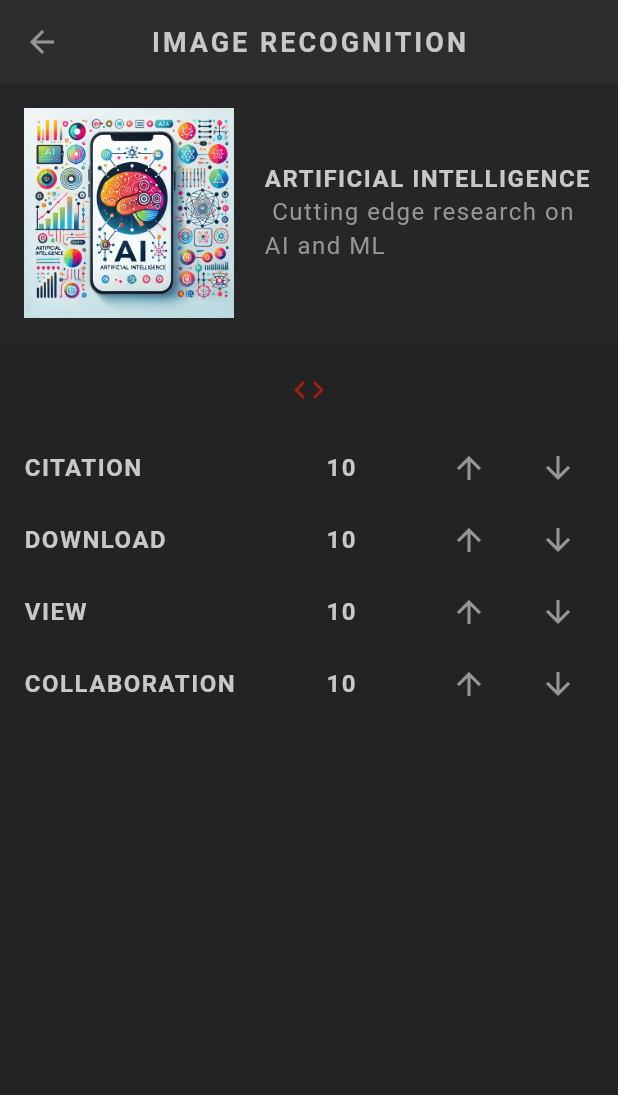
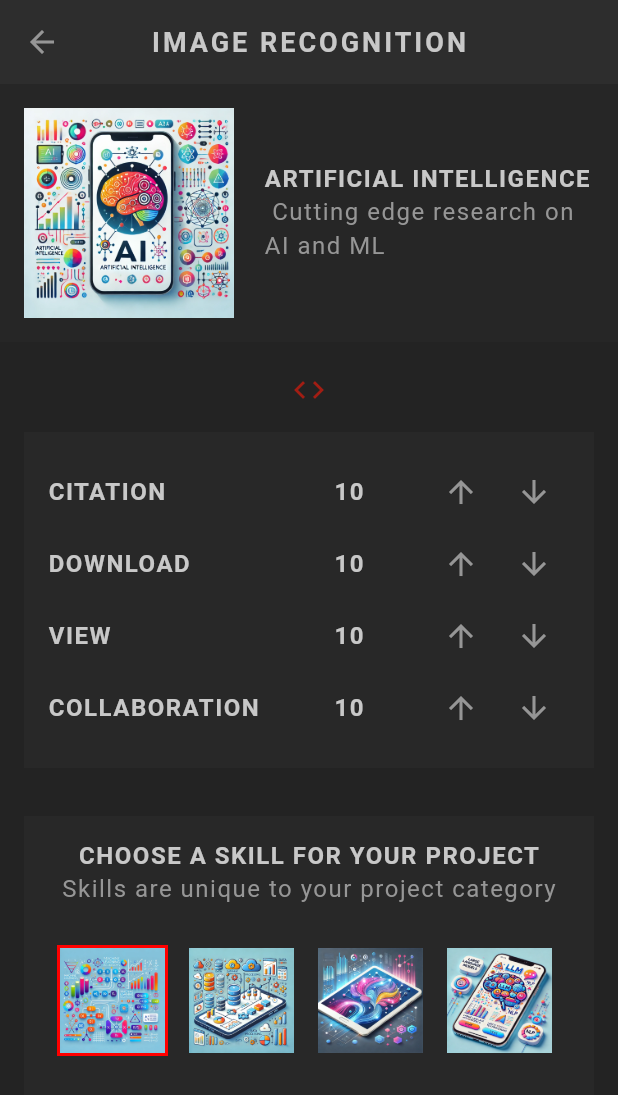
Before and after one commit to christyjackson/research_project, a Flutter app: the Profile screen opened directly with sample values from the repository, on a phone screen of 412 x 824 dp. Shown: the top 1095 px of the screen. Run offline on Flutter 3.47's test engine with Material 3 defaults, Android fonts, the phone set to English and light mode, and no system bars; our stand-ins replace google_fonts; Roboto replaces fonts that are missing (Kanit).

Commit message:
Adding and selection of skill list

```diff
--- a/lib/profile/profile.dart
+++ b/lib/profile/profile.dart
@@ -1,5 +1,6 @@
 import 'package:flutter/material.dart';
 import 'package:research_project/models/project.dart';
+import 'package:research_project/profile/skill_list.dart';
 import 'package:research_project/profile/stats_table.dart';
 import 'package:research_project/shared/styled_text.dart';
 import 'package:research_project/theme.dart';
@@ -54,7 +55,7 @@ class Profile extends StatelessWidget {
               Container(
                 alignment: Alignment.center,
                 child: Column(
-                  children: [StatsTable(project)],
+                  children: [StatsTable(project), SkillList(project)],
                 ),
               ),
             ],
--- /dev/null
+++ b/lib/profile/skill_list.dart
@@ -0,0 +1,78 @@
+import 'package:flutter/material.dart';
+import 'package:research_project/models/project.dart';
+import 'package:research_project/models/skill.dart';
+import 'package:research_project/shared/styled_text.dart';
+import 'package:research_project/theme.dart';
+
+class SkillList extends StatefulWidget {
+  const SkillList(this.project, {super.key});
+  final Project project;
+
+  @override
+  State<SkillList> createState() => _SkillListState();
+}
+
+class _SkillListState extends State<SkillList> {
+  late List<Skill> availableSkills;
+  late Skill selectedSkill;
+
+  @override
+  void initState() {
+    availableSkills = allSkills.where((skill) {
+      return skill.projectCategory == widget.project.category;
+    }).toList();
+    super.initState();
+    if (widget.project.skills.isEmpty) {
+      selectedSkill = availableSkills[0];
+    }
+    if (widget.project.skills.isNotEmpty) {
+      selectedSkill = widget.project.skills.first;
+    }
+  }
+
+  @override
+  Widget build(BuildContext context) {
+    return Padding(
+      padding: EdgeInsets.all(16),
+      child: Container(
+        padding: EdgeInsets.all(16),
+        color: AppColors.secondaryColor.withValues(alpha: 0.5),
+        child: Column(
+          children: [
+            StyledHeading('Choose a skill for your project'),
+            StyledText('Skills are unique to your project category'),
+            SizedBox(
+              height: 20,
+            ),
+            Row(
+              children: availableSkills.map((skill) {
+                return Container(
+                  margin: EdgeInsets.all(6),
+                  padding: EdgeInsets.all(2),
+                  color: skill == selectedSkill
+                      ? const Color.fromARGB(255, 255, 0, 0)
+                      : Colors.transparent,
+                  child: GestureDetector(
+                    onTap: () {
+                      setState(() {
+                        widget.project.updateSkill(skill);
+                        selectedSkill = skill;
+                      });
+                    },
+                    child: Image.asset(
+                      'assets/img/skills/${skill.image}',
+                      width: 70,
+                    ),
+                  ),
+                );
+              }).toList(),
+            ),
+            SizedBox(
+              height: 10,
+            )
+          ],
+        ),
+      ),
+    );
+  }
+}
--- a/lib/profile/stats_table.dart
+++ b/lib/profile/stats_table.dart
@@ -89,6 +89,10 @@ class _StatsTableState extends State<StatsTable> {
   Widget build(BuildContext context) {
     return Padding(
       padding: EdgeInsets.all(16),
+      child: Container(
+        padding: EdgeInsets.all(16),
+        decoration: BoxDecoration(
+            color: AppColors.secondaryColor.withValues(alpha: 0.5)),
         child: Column(
           children: [
             Column(
@@ -132,6 +136,7 @@ class _StatsTableState extends State<StatsTable> {
             ),
           ],
         ),
+      ),
     );
   }
 }
```
Lines whose indentation alone changed are shown as unchanged.
